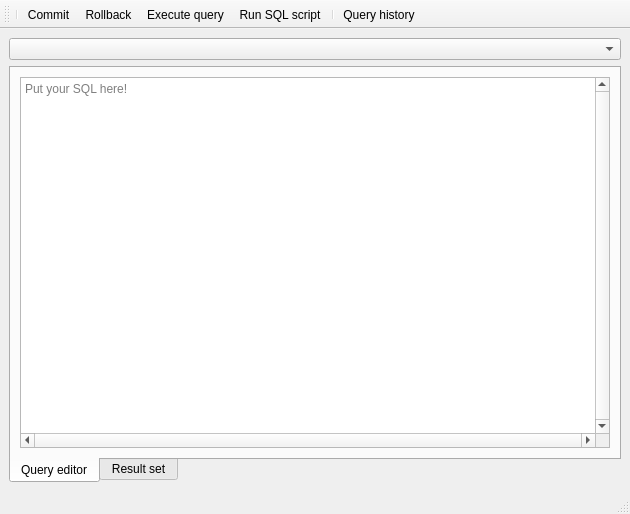
Qt form queryeditorwindow.ui (CuriousCrow/polymorph-sql) before a commit.
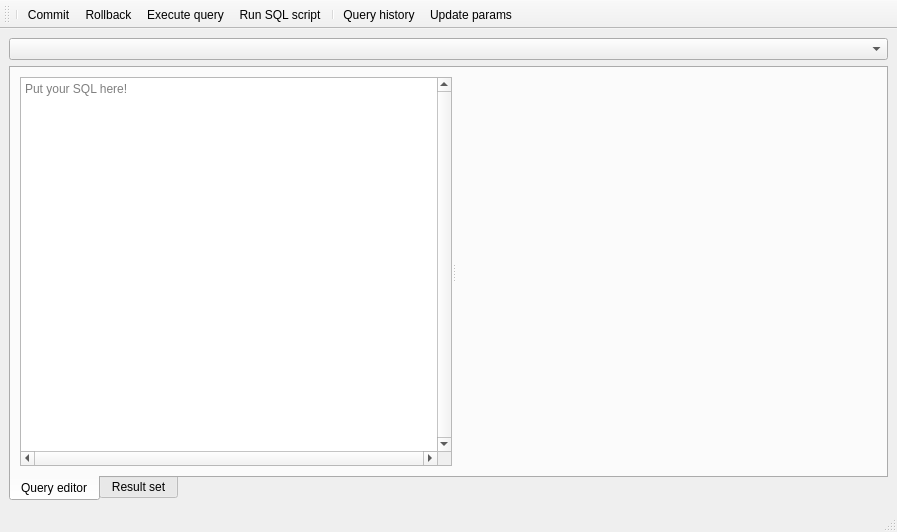
The same form after that commit. Icons and pictures are not drawn. Custom widgets are drawn as their Qt base class.

Commit message: (#68) Test functionality for user params in query editor

The edit to the form file:
```diff
--- a/queryeditorwindow.ui
+++ b/queryeditorwindow.ui
@@ -6,8 +6,8 @@
    <rect>
     <x>0</x>
     <y>0</y>
-    <width>630</width>
-    <height>514</height>
+    <width>897</width>
+    <height>532</height>
    </rect>
   </property>
   <property name="windowTitle">
@@ -32,7 +32,20 @@
        </attribute>
        <layout class="QVBoxLayout" name="verticalLayout_2">
         <item>
+         <widget class="QSplitter" name="splitter">
+          <property name="orientation">
+           <enum>Qt::Horizontal</enum>
+          </property>
+          <property name="childrenCollapsible">
+           <bool>false</bool>
+          </property>
          <widget class="LQueryEditor" name="teQueryEditor">
+           <property name="minimumSize">
+            <size>
+             <width>300</width>
+             <height>0</height>
+            </size>
+           </property>
           <property name="acceptDrops">
            <bool>true</bool>
           </property>
@@ -46,6 +59,18 @@
            <string>Put your SQL here!</string>
           </property>
          </widget>
+          <widget class="QueryParamsForm" name="paramsForm" native="true">
+           <property name="minimumSize">
+            <size>
+             <width>250</width>
+             <height>0</height>
+            </size>
+           </property>
+           <property name="styleSheet">
+            <string notr="true"/>
+           </property>
+          </widget>
+         </widget>
         </item>
        </layout>
       </widget>
@@ -85,6 +110,7 @@
    <addaction name="aExecScript"/>
    <addaction name="separator"/>
    <addaction name="aQueryHistory"/>
+   <addaction name="aUpdateParams"/>
   </widget>
   <action name="aCommit">
    <property name="icon">
@@ -146,6 +172,15 @@
     <string>Query history</string>
    </property>
   </action>
+  <action name="aUpdateParams">
+   <property name="icon">
+    <iconset resource="icons.qrc">
+     <normaloff>:/icons/refresh.png</normaloff>:/icons/refresh.png</iconset>
+   </property>
+   <property name="text">
+    <string>Update params</string>
+   </property>
+  </action>
  </widget>
  <customwidgets>
   <customwidget>
@@ -153,6 +188,12 @@
    <extends>QPlainTextEdit</extends>
    <header>lqueryeditor.h</header>
   </customwidget>
+  <customwidget>
+   <class>QueryParamsForm</class>
+   <extends>QWidget</extends>
+   <header>forms/queryparamsform.h</header>
+   <container>1</container>
+  </customwidget>
  </customwidgets>
  <resources>
   <include location="icons.qrc"/>
```
Lines whose indentation alone changed are shown as unchanged. The commit also changes 9 other files.
